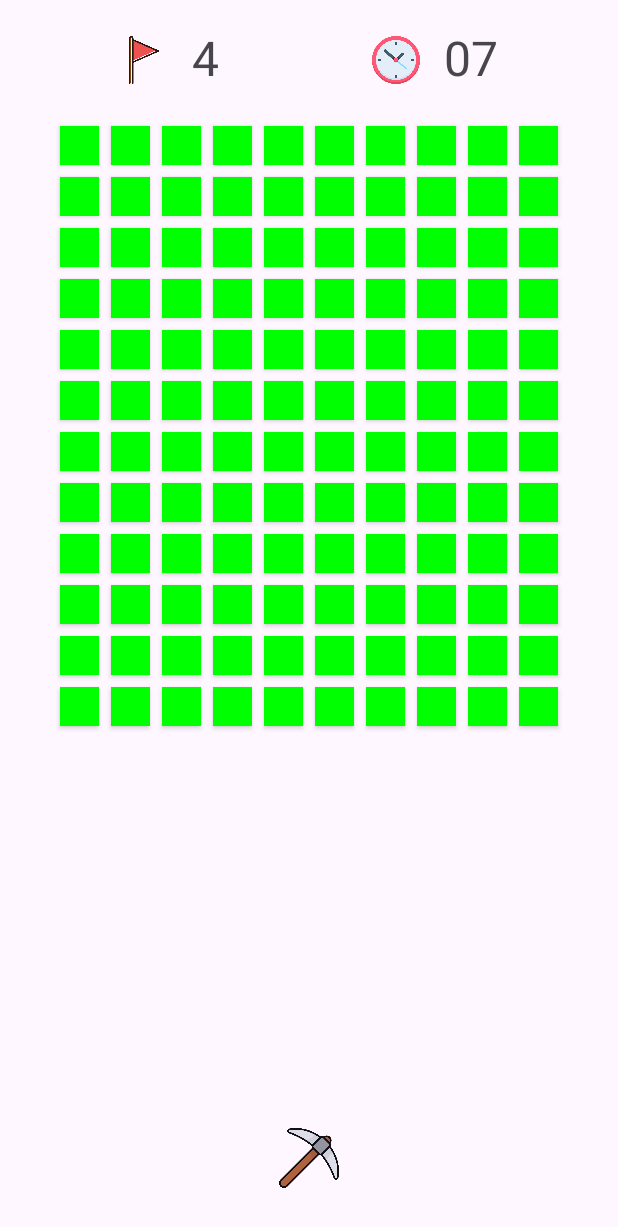
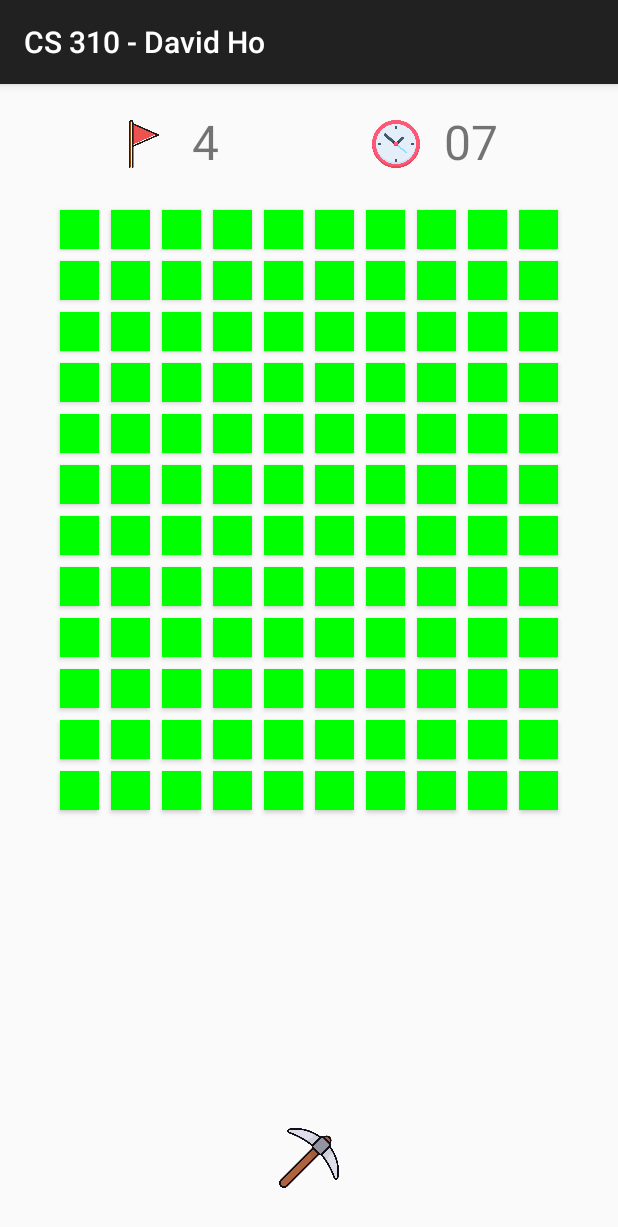
Before and after one commit to dvsho/minesweeper, an Android app: the screen it shows after launch (MainActivity), on a phone screen of 412 x 824 dp. Shown: the top 1227 px of the screen. Run offline under Robolectric (Android 15) with nearby library versions, the phone set to English and light mode, and no system bars.

Commit message:
Edited manifest, app name, theme

```diff
--- a/app/src/main/AndroidManifest.xml
+++ b/app/src/main/AndroidManifest.xml
@@ -21,6 +21,7 @@
                 <category android:name="android.intent.category.LAUNCHER" />
             </intent-filter>
         </activity>
+        <activity android:name=".ResultActivity" />
     </application>
 
 </manifest>
--- a/app/src/main/res/values/strings.xml
+++ b/app/src/main/res/values/strings.xml
@@ -1,3 +1,3 @@
 <resources>
-    <string name="app_name">cs310_minesweeper</string>
+    <string name="app_name">CS 310 - David Ho</string>
 </resources>
--- a/app/src/main/res/values/themes.xml
+++ b/app/src/main/res/values/themes.xml
@@ -1,6 +1,6 @@
 <resources xmlns:tools="http://schemas.android.com/tools">
     <!-- Base application theme. -->
-    <style name="Base.Theme.Cs310_minesweeper" parent="Theme.Material3.DayNight.NoActionBar">
+    <style name="Base.Theme.Cs310_minesweeper" parent="Theme.AppCompat.Light.DarkActionBar">
         <!-- Customize your light theme here. -->
         <!-- <item name="colorPrimary">@color/my_light_primary</item> -->
     </style>
```
